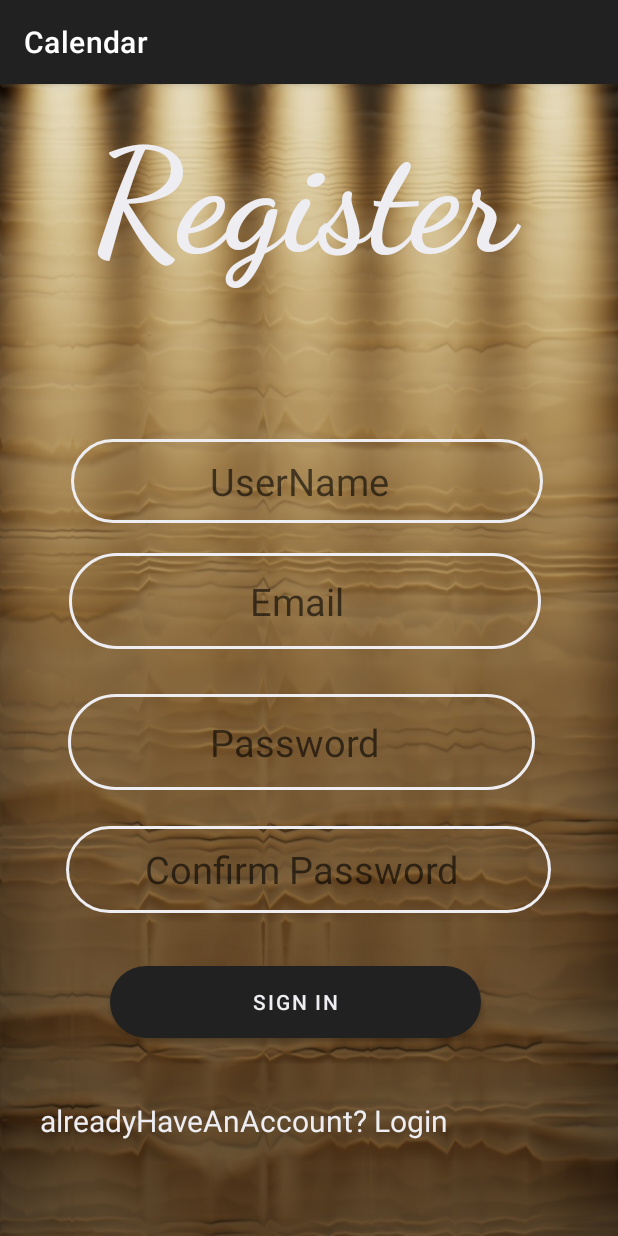
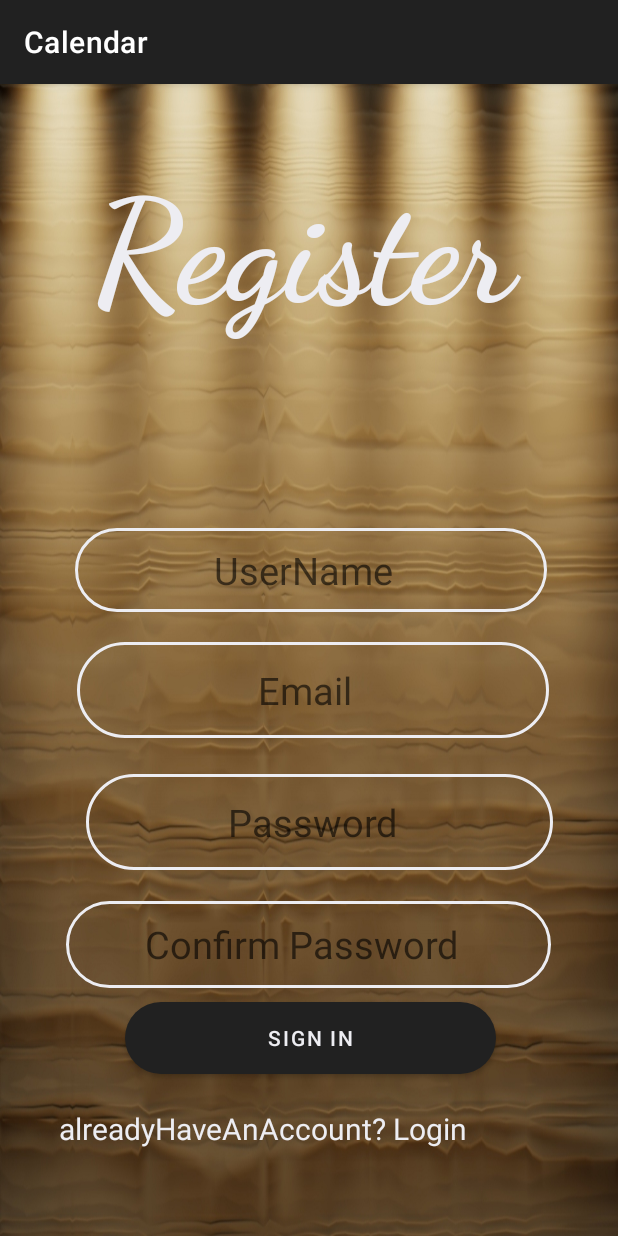
Before and after one commit to Queenzy-A-Ongeye/Calendar, an Android app: the RegisterActivity screen opened directly, with no data from a screen before it, on a phone screen of 412 x 824 dp. Run offline under Robolectric (Android 15) with nearby library versions, the phone set to English and light mode, and no system bars; our stand-ins replace Firebase (no records; nobody signed in at launch, a user with empty details on screens opened directly).

Commit message:
made changes

```diff
--- a/app/src/main/res/layout/activity_register.xml
+++ b/app/src/main/res/layout/activity_register.xml
@@ -14,7 +14,8 @@
         android:layout_height="wrap_content"
         android:layout_alignParentTop="true"
         android:layout_alignParentEnd="true"
-        android:layout_marginTop="18dp"
+        android:layout_centerHorizontal="true"
+        android:layout_marginTop="52dp"
         android:layout_marginEnd="52dp"
         android:fontFamily="cursive"
         android:text="Register"
@@ -30,9 +31,9 @@
         android:layout_alignParentEnd="true"
         android:layout_alignParentBottom="true"
         android:layout_centerHorizontal="true"
-        android:layout_marginStart="3dp"
-        android:layout_marginEnd="50dp"
-        android:layout_marginBottom="475dp"
+        android:layout_marginStart="6dp"
+        android:layout_marginEnd="47dp"
+        android:layout_marginBottom="416dp"
         android:background="@drawable/input_bg"
         android:ems="10"
         android:hint="UserName"
@@ -50,10 +51,10 @@
         android:layout_alignStart="@+id/inputUserName"
         android:layout_alignEnd="@+id/inputUserName"
         android:layout_alignParentBottom="true"
-        android:layout_centerHorizontal="true"
-        android:layout_marginStart="-1dp"
-        android:layout_marginEnd="1dp"
-        android:layout_marginBottom="391dp"
+        android:layout_centerInParent="true"
+        android:layout_marginStart="1dp"
+        android:layout_marginEnd="-1dp"
+        android:layout_marginBottom="332dp"
         android:background="@drawable/input_bg"
         android:drawablePadding="10dp"
         android:ems="10"
@@ -73,9 +74,9 @@
         android:layout_alignEnd="@+id/inputUserName"
         android:layout_alignParentBottom="true"
         android:layout_centerHorizontal="true"
-        android:layout_marginStart="-2dp"
-        android:layout_marginEnd="5dp"
-        android:layout_marginBottom="297dp"
+        android:layout_marginStart="7dp"
+        android:layout_marginEnd="-4dp"
+        android:layout_marginBottom="244dp"
         android:background="@drawable/input_bg"
         android:ems="10"
         android:hint="Password"
@@ -91,9 +92,8 @@
         android:layout_width="323dp"
         android:layout_height="58dp"
         android:layout_alignParentBottom="true"
-        android:textSize="25dp"
         android:layout_centerHorizontal="true"
-        android:layout_marginBottom="215dp"
+        android:layout_marginBottom="165dp"
         android:background="@drawable/input_bg"
         android:drawablePadding="10dp"
         android:ems="10"
@@ -102,7 +102,8 @@
         android:paddingTop="10dp"
         android:paddingEnd="10dp"
         android:paddingBottom="10dp"
-        android:textAlignment="center" />
+        android:textAlignment="center"
+        android:textSize="25dp" />
 
     <Button
         android:id="@+id/btnRegister"
@@ -112,9 +113,9 @@
         android:layout_alignEnd="@+id/inputEmail"
         android:layout_alignParentBottom="true"
         android:layout_centerHorizontal="true"
-        android:layout_marginStart="27dp"
-        android:layout_marginEnd="40dp"
-        android:layout_marginBottom="132dp"
+        android:layout_marginStart="32dp"
+        android:layout_marginEnd="35dp"
+        android:layout_marginBottom="108dp"
         android:background="@drawable/button_bg"
         android:text="Sign In"
         android:textColor="@color/color_white" />
@@ -126,8 +127,8 @@
         android:layout_alignParentEnd="true"
         android:layout_alignParentBottom="true"
         android:layout_centerHorizontal="true"
-        android:layout_marginEnd="28dp"
-        android:layout_marginBottom="45dp"
+        android:layout_marginEnd="15dp"
+        android:layout_marginBottom="40dp"
         android:text="alreadyHaveAnAccount? Login"
         android:textColor="@color/color_white"
         android:textSize="20dp" />
--- a/app/src/main/res/values-night/themes.xml
+++ b/app/src/main/res/values-night/themes.xml
@@ -1,6 +1,6 @@
 <resources xmlns:tools="http://schemas.android.com/tools">
     <!-- Base application theme. -->
-    <style name="Theme.Calendar" parent="Theme.MaterialComponents.DayNight.DarkActionBar">
+    <style name="Theme.Calendar" parent="Theme.MaterialComponents.DayNight.NoActionBar">
          Primary brand color.
 <!--        <item name="colorPrimary">@color/purple_200</item>-->
 <!--        <item name="colorPrimaryVariant">@color/purple_700</item>-->
--- a/app/src/main/res/values/strings.xml
+++ b/app/src/main/res/values/strings.xml
@@ -9,4 +9,5 @@
     <string name="invalid_username">Not a valid username</string>
     <string name="invalid_password">Password must be >5 characters</string>
     <string name="login_failed">"Login failed"</string>
+    <string name="note"></string>
 </resources>
```
Also changed, not shown: app/src/main/AndroidManifest.xml (+14 -2 lines), app/src/main/java/com/queen/calendar/ui/DashboardActivity.java (+13 -0 lines), app/src/main/res/layout/activity_dashboard_ativity.xml (+9 -2 lines).
